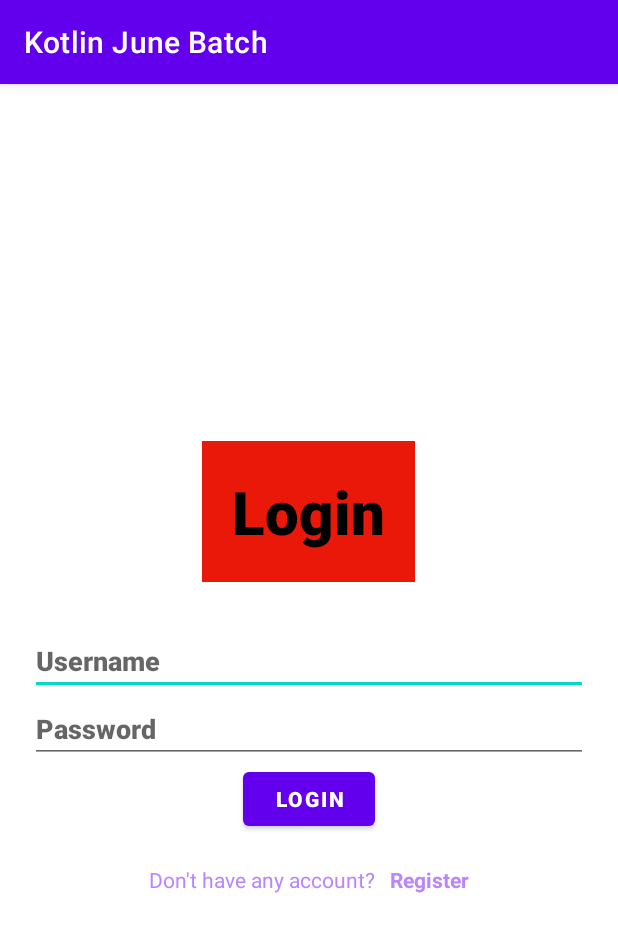
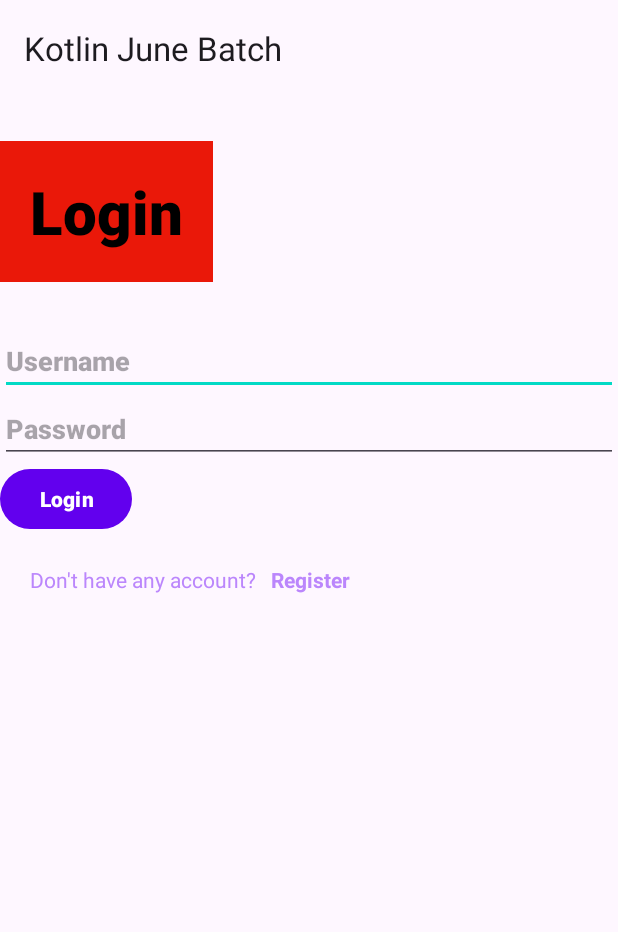
Before and after one commit to amanpreeto7/KotlinJuneBatch, an Android app: the screen it shows after launch (LoginActivity), on a phone screen of 412 x 824 dp. Shown: the top 932 px of the screen. Run offline under Robolectric (Android 15) with nearby library versions, the phone set to English and light mode, and no system bars.

Commit message:
Toolbar added

```diff
--- a/app/src/main/java/com/o7solutions/kotlinjunebatch/LoginActivity.kt
+++ b/app/src/main/java/com/o7solutions/kotlinjunebatch/LoginActivity.kt
@@ -1,23 +1,27 @@
 package com.o7solutions.kotlinjunebatch
 
 import android.content.Intent
+import android.content.IntentFilter
 import androidx.appcompat.app.AppCompatActivity
 import android.os.Bundle
 import android.widget.Button
 import android.widget.EditText
 import android.widget.Toast
+import androidx.appcompat.widget.Toolbar
 
 class LoginActivity : AppCompatActivity() {
     lateinit var etEmail : EditText
     lateinit var etPassword : EditText
     lateinit var btnLogin : Button
+    lateinit var toolbar : Toolbar
     override fun onCreate(savedInstanceState: Bundle?) {
         super.onCreate(savedInstanceState)
         setContentView(R.layout.activity_login)
         etEmail = findViewById(R.id.etEmail)
         etPassword = findViewById(R.id.etPassword)
         btnLogin = findViewById(R.id.btnLogin)
-
+        toolbar = findViewById(R.id.toolbar)
+        setSupportActionBar(toolbar)
         btnLogin.setOnClickListener{
             if(etEmail.text.toString().isNullOrEmpty()){
                 etEmail.error = "Enter your email"
@@ -35,7 +39,5 @@ class LoginActivity : AppCompatActivity() {
                 finish()
             }
         }
-
-
     }
 }
--- a/app/src/main/java/com/o7solutions/kotlinjunebatch/MainActivity.kt
+++ b/app/src/main/java/com/o7solutions/kotlinjunebatch/MainActivity.kt
@@ -41,7 +41,7 @@ class MainActivity : AppCompatActivity() {
         et3 = findViewById(R.id.et3)
         et4 = findViewById(R.id.et4)
         //change the action bar title
-        supportActionBar?.title = email
+       // supportActionBar?.title = email
 
         //setting checked change listener on radio group
         rg.setOnCheckedChangeListener { group, checkedId ->
--- a/app/src/main/res/layout/activity_login.xml
+++ b/app/src/main/res/layout/activity_login.xml
@@ -5,10 +5,14 @@
     xmlns:tools="http://schemas.android.com/tools"
     android:layout_width="match_parent"
     android:layout_height="match_parent"
-    android:gravity="center"
-    android:padding="20dp"
     android:orientation="vertical"
     tools:context=".LoginActivity">
+
+    <androidx.appcompat.widget.Toolbar
+        android:id="@+id/toolbar"
+        android:layout_width="match_parent"
+        android:layout_height="wrap_content"
+         />
 
     <TextView
         android:layout_marginVertical="30dp"
--- a/app/src/main/res/values/themes.xml
+++ b/app/src/main/res/values/themes.xml
@@ -1,6 +1,6 @@
 <resources xmlns:tools="http://schemas.android.com/tools">
     <!-- Base application theme. -->
-    <style name="Theme.KotlinJuneBatch" parent="Theme.MaterialComponents.DayNight.DarkActionBar">
+    <style name="Theme.KotlinJuneBatch" parent="Theme.Material3.DayNight.NoActionBar">
         <!-- Primary brand color. -->
         <item name="colorPrimary">@color/purple_500</item>
         <item name="colorPrimaryVariant">@color/purple_700</item>
```
Also changed, not shown: app/src/main/AndroidManifest.xml (+13 -7 lines), app/src/main/java/com/o7solutions/kotlinjunebatch/MainActivity2.kt (added, +12 -0 lines), app/src/main/res/layout/activity_main2.xml (added, +56 -0 lines).
